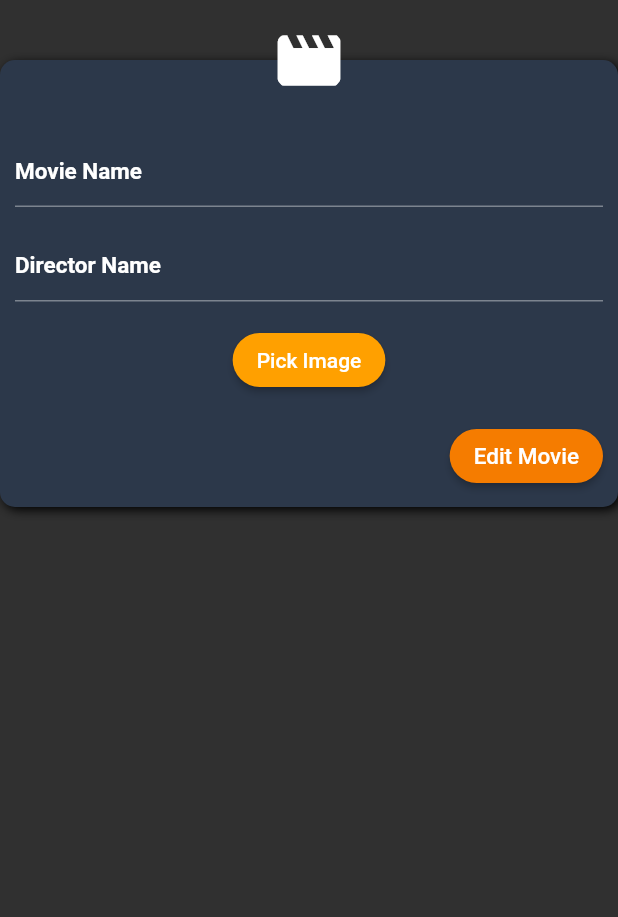
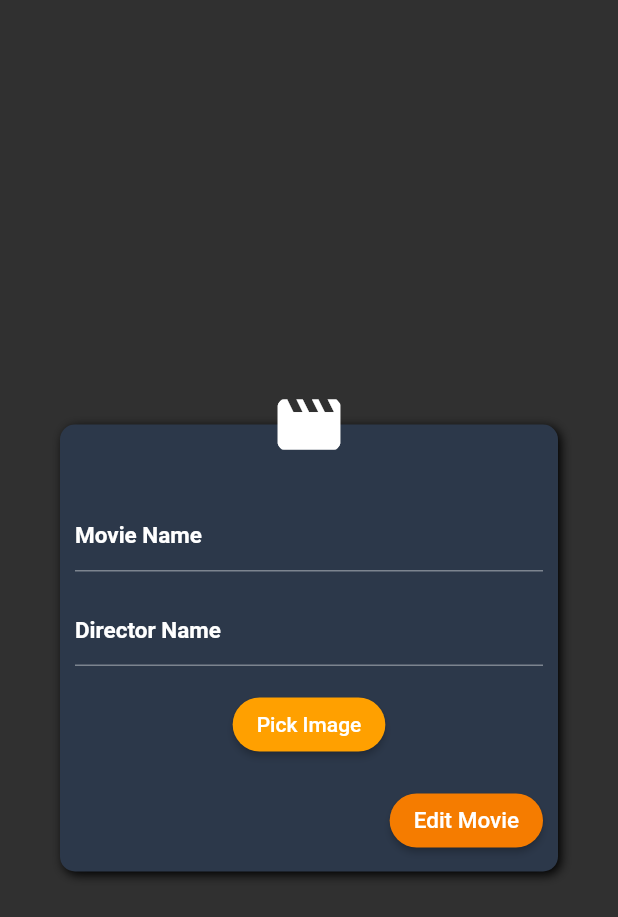
Before and after one commit to vish198910/assignment, a Flutter app: the EditMovieDialog widget shown alone on an empty page, opened directly with empty values, on a phone screen of 412 x 824 dp. Shown: the top 917 px of the screen. Run offline on Flutter 3.47's test engine with Material 2 defaults, Android fonts, the phone set to English and light mode, and no system bars; our stand-ins replace firebase_auth, firebase_core, google_sign_in, image_picker, sqflite; accounts and stored records are empty.

Commit message:
Improved UI and also corrected the edit button working

```diff
--- a/lib/widgets/edit_movie_widget.dart
+++ b/lib/widgets/edit_movie_widget.dart
@@ -28,7 +28,15 @@ class EditMovieDialog extends StatefulWidget {
 class _EditMovieDialogState extends State<EditMovieDialog> {
   @override
   Widget build(BuildContext context) {
-    return Stack(
+    return StatefulBuilder(
+        builder: (context, setState) => Container(
+              child: Dialog(
+                shape: RoundedRectangleBorder(
+                  borderRadius: BorderRadius.circular(Constants.padding),
+                ),
+                elevation: 0,
+                backgroundColor: Colors.transparent,
+                child: Stack(
                   children: <Widget>[
                     Container(
                       padding: EdgeInsets.only(
@@ -40,7 +48,8 @@ class _EditMovieDialogState extends State<EditMovieDialog> {
                       decoration: BoxDecoration(
                           shape: BoxShape.rectangle,
                           color: CustomColors.firebaseNavy,
-              borderRadius: BorderRadius.circular(Constants.padding),
+                          borderRadius:
+                              BorderRadius.circular(Constants.padding),
                           boxShadow: [
                             BoxShadow(
                               color: Colors.black,
@@ -58,7 +67,8 @@ class _EditMovieDialogState extends State<EditMovieDialog> {
                                   controller: widget.movieNameController,
                                   decoration: InputDecoration(
                                       hintText: "Movie Name",
-                          hintStyle: TextStyle(color: Colors.white)),
+                                      hintStyle:
+                                          TextStyle(color: Colors.white)),
                                   style: TextStyle(
                                     fontSize: 15,
                                     fontWeight: FontWeight.w600,
@@ -72,7 +82,8 @@ class _EditMovieDialogState extends State<EditMovieDialog> {
                                   controller: widget.directorNameController,
                                   decoration: InputDecoration(
                                       hintText: "Director Name",
-                          hintStyle: TextStyle(color: Colors.white)),
+                                      hintStyle:
+                                          TextStyle(color: Colors.white)),
                                   style: TextStyle(
                                     fontSize: 15,
                                     fontWeight: FontWeight.w600,
@@ -101,15 +112,19 @@ class _EditMovieDialogState extends State<EditMovieDialog> {
                                   child: MaterialButton(
                                       color: CustomColors.firebaseOrange,
                                       shape: RoundedRectangleBorder(
-                              borderRadius: BorderRadius.circular(50)),
+                                          borderRadius:
+                                              BorderRadius.circular(50)),
                                       onPressed: () {
-                            widget.editMovie(widget.movieNameController.text,
-                                widget.directorNameController.text, widget.id);
+                                        widget.editMovie(
+                                            widget.movieNameController.text,
+                                            widget.directorNameController.text,
+                                            widget.id);
                                         setState(() {
                                           widget.movieNameController.text = "";
-                              widget.directorNameController.text = "";
+                                          widget.directorNameController.text =
+                                              "";
                                           widget.imgString = "";
-                              widget.filename="";
+                                          widget.filename = "";
                                         });
                                         Navigator.pop(context);
                                       },
@@ -131,8 +146,8 @@ class _EditMovieDialogState extends State<EditMovieDialog> {
                         backgroundColor: Colors.transparent,
                         radius: Constants.avatarRadius,
                         child: ClipRRect(
-              borderRadius:
-                  BorderRadius.all(Radius.circular(Constants.avatarRadius)),
+                          borderRadius: BorderRadius.all(
+                              Radius.circular(Constants.avatarRadius)),
                           child: Icon(
                             Icons.movie,
                             size: 50,
@@ -142,6 +157,8 @@ class _EditMovieDialogState extends State<EditMovieDialog> {
                       ),
                     ),
                   ],
-    );
+                ),
+              ),
+            ));
   }
 }
```
Also changed, not shown: lib/screens/movies_list_screen.dart (+5 -20 lines), lib/screens/user_info_screen.dart (+25 -3 lines), lib/widgets/add_movie_widget.dart (+8 -1 lines). Lines whose indentation alone changed are shown as unchanged.
